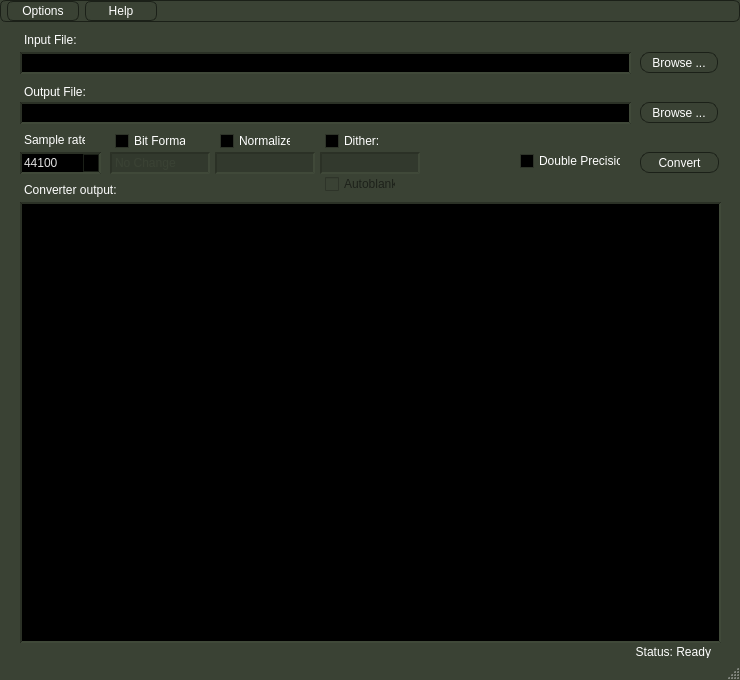
First picture: the form in ferocious/mainwindow.ui, repository jniemann66/ferocious, before the edit.
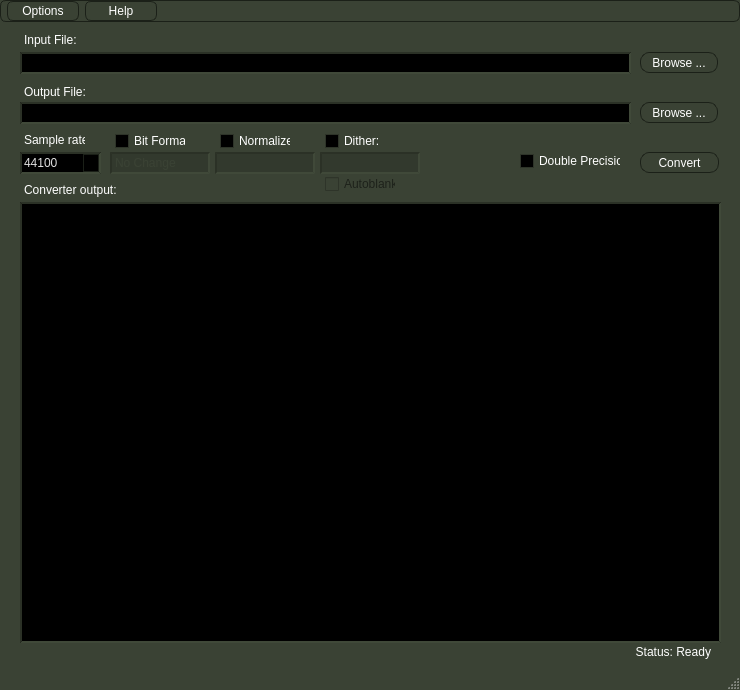
Second picture: the form after the edit. Icons and pictures are not drawn. Custom widgets are drawn as their Qt base class.

Commit message: resized main window and rebuild of resampler.exe

Diff of the .ui file:
```diff
--- a/ferocious/mainwindow.ui
+++ b/ferocious/mainwindow.ui
@@ -7,7 +7,7 @@
     <x>0</x>
     <y>0</y>
     <width>740</width>
-    <height>680</height>
+    <height>690</height>
    </rect>
   </property>
   <property name="sizePolicy">
```
